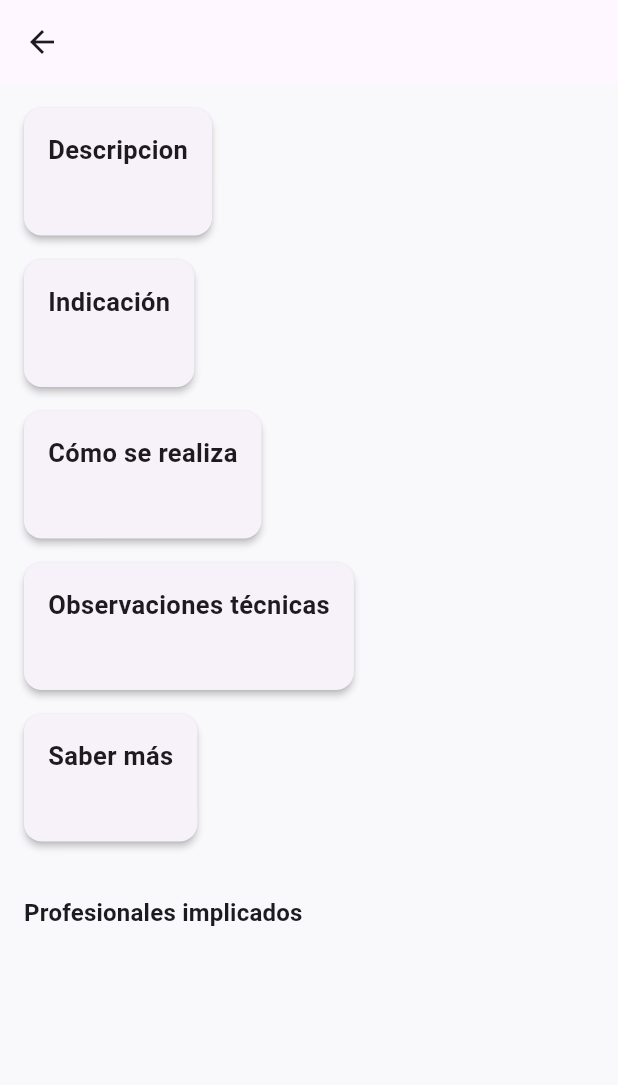
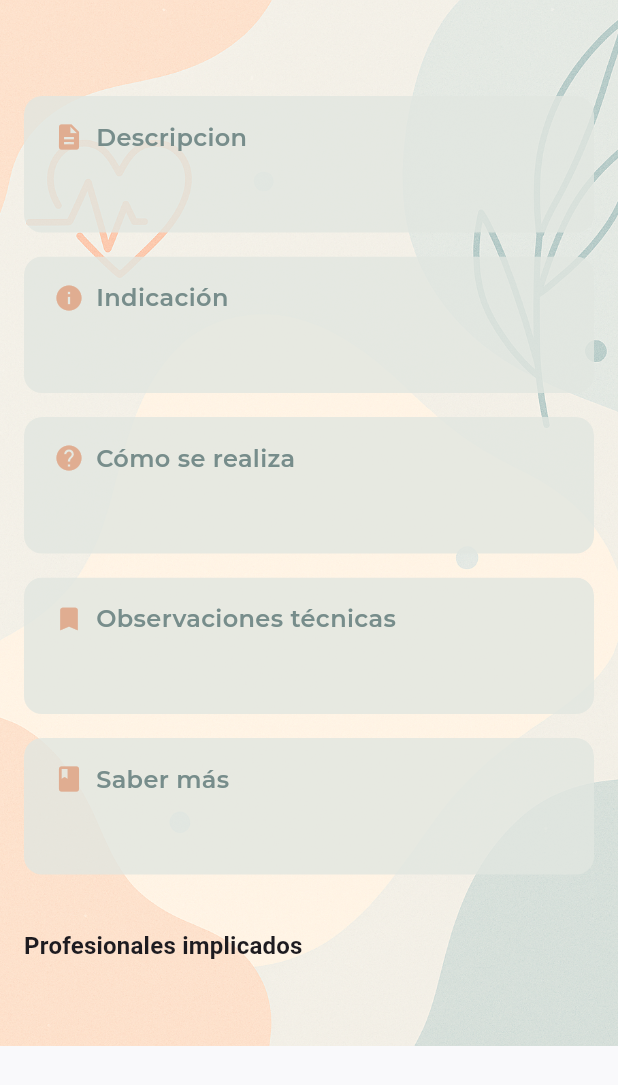
Before and after one commit to CodingAce99/app-rehabilitacion-hector, a Flutter app: the DetalleFichaScreen screen opened directly with empty values, on a phone screen of 412 x 824 dp. Shown: the top 1085 px of the screen. Run offline on Flutter 3.47's test engine with Material 3 defaults, Android fonts, the light colour scheme and no system bars; our stand-ins replace fl_chart, google_fonts, image_picker, shared_preferences, smooth_page_indicator, youtube_player_flutter; accounts and stored records are empty.

Commit message:
Añadido video_card widget para mostrar tarjetas con video thumbnail y título.

```diff
--- a/lib/features/terapias/screens/detalle_ficha_screen.dart
+++ b/lib/features/terapias/screens/detalle_ficha_screen.dart
@@ -1,45 +1,97 @@
 import 'package:flutter/material.dart';
-import 'package:youtube_player_flutter/youtube_player_flutter.dart';
+import 'package:google_fonts/google_fonts.dart';
+import 'dart:ui';
+
 import '../models/ficha_rehabilitación.dart';
-import 'package:url_launcher/url_launcher.dart';
-import '../widgets/video_ficha_player.dart';
+import '../../videos/widgets/video_card.dart';
+import 'package:app_rehab/features/videos/widgets/video_card.dart';
 
 // Pantalla que muestra el detalle completo de una ficha de rehabilitación
-class DetalleFichaScreen extends StatelessWidget {
+class DetalleFichaScreen extends StatefulWidget {
   // Almacena la información de la ficha de rehabilitación
   final FichaRehabilitacion ficha;
 
   // Constructor de clase
   const DetalleFichaScreen({Key? key, required this.ficha}) : super(key: key);
 
+  @override
+  State<DetalleFichaScreen> createState() => _DetalleFichaScreenState();
+}
+
+class _DetalleFichaScreenState extends State<DetalleFichaScreen> {
+  @override
+  void didChangeDependencies() {
+    super.didChangeDependencies();
+    precacheImage(
+      const AssetImage('assets/images/ficha_terapia_background.png'),
+      context,
+    );
+  }
+
   // Método build para construir la interfaz de usuario
   @override
   Widget build(BuildContext context) {
+    final ficha = widget.ficha;
     final theme = Theme.of(context); // Accedemos al tema actual para estilos
 
     return Scaffold(
-      appBar: AppBar(title: Text(ficha.titulo)),
-      body: SingleChildScrollView(
+      body: Stack(
+        children: [
+          Positioned.fill(
+            child: Image.asset(
+              "assets/images/ficha_terapia_background.png",
+              fit: BoxFit.cover,
+              errorBuilder: (context, error, stackTrace) {
+                return Container(
+                  color: Colors.grey,
+                ); // color de fondo de respaldo
+              },
+            ),
+          ),
+
+          SafeArea(
+            child: SingleChildScrollView(
               padding: const EdgeInsets.all(16),
               child: Column(
                 crossAxisAlignment: CrossAxisAlignment.start,
                 children: [
                   // Secciones principales de la ficha con su respectivo contenido
+                  Text(
+                    ficha.titulo,
+                    style: Theme.of(context).textTheme.headlineSmall?.copyWith(
+                      fontSize: 24,
+                      fontWeight: FontWeight.bold,
+                      color: const Color.fromARGB(255, 143, 170, 167),
+                    ),
+                  ),
+                  const SizedBox(height: 16),
+
                   _buildCard(
                     titulo: 'Descripcion',
                     contenido: ficha.descripcionTerapia,
+                    icono: Icons.description,
                   ),
-            _buildCard(titulo: 'Indicación', contenido: ficha.indicaciones),
+                  _buildCard(
+                    titulo: 'Indicación',
+                    contenido: ficha.indicaciones,
+                    icono: Icons.info,
+                  ),
 
                   _buildCard(
                     titulo: 'Cómo se realiza',
                     contenido: ficha.comoSeRealiza,
+                    icono: Icons.help,
                   ),
                   _buildCard(
                     titulo: 'Observaciones técnicas',
                     contenido: ficha.observacionesTecnica,
+                    icono: Icons.bookmark,
                   ),
-            _buildCard(titulo: 'Saber más', contenido: ficha.saberMas),
+                  _buildCard(
+                    titulo: 'Saber más',
+                    contenido: ficha.saberMas,
+                    icono: Icons.book,
+                  ),
 
                   const SizedBox(height: 20),
 
@@ -54,8 +106,10 @@ class DetalleFichaScreen extends StatelessWidget {
 
                   // Lista de profesionales mostrados como ListTile con ícono
                   ...ficha.quienesLaRealizan.map(
-              (p) =>
-                  ListTile(leading: Icon(Icons.person_outline), title: Text(p)),
+                    (p) => ListTile(
+                      leading: Icon(Icons.person_outline),
+                      title: Text(p),
+                    ),
                   ),
 
                   const SizedBox(height: 30),
@@ -64,35 +118,72 @@ class DetalleFichaScreen extends StatelessWidget {
                   if (ficha.videoURL.isNotEmpty)
                     Padding(
                       padding: const EdgeInsets.symmetric(vertical: 20),
-                child: VideoFichaPlayer(videoUrl: ficha.videoURL),
+                      child: VideoCard(
+                        videoUrl: ficha.videoURL,
+                        titulo: ficha.titulo,
+                      ),
                     ),
                 ],
               ),
+            ),
+          ),
+        ],
       ),
     );
   }
 
   // Método para construir una sección
-  Widget _buildCard({required titulo, required String contenido}) {
-    return Card(
+  Widget _buildCard({
+    required titulo,
+    required String contenido,
+    IconData? icono,
+  }) {
+    return ClipRRect(
+      borderRadius: BorderRadius.circular(12),
+      child: Card(
+        color: Color.fromARGB(255, 225, 230, 224).withOpacity(0.8),
         margin: const EdgeInsets.only(bottom: 16),
-      elevation: 2,
+        elevation: 0,
         shape: RoundedRectangleBorder(borderRadius: BorderRadius.circular(12)),
         child: Padding(
-        padding: const EdgeInsets.all(16),
+          padding: const EdgeInsets.symmetric(horizontal: 20, vertical: 16),
           child: Column(
             crossAxisAlignment: CrossAxisAlignment.start,
             children: [
-            Text(
+              Row(
+                children: [
+                  if (icono != null)
+                    Padding(
+                      padding: const EdgeInsets.only(right: 8),
+                      child: Icon(
+                        icono,
+                        color: Color.fromARGB(255, 224, 173, 145),
+                        size: 20,
+                      ),
+                    ),
+                  Expanded(
+                    child: Text(
                       titulo,
-              style: TextStyle(fontSize: 17, fontWeight: FontWeight.bold),
+                      style: GoogleFonts.montserrat(
+                        fontSize: 16,
+                        fontWeight: FontWeight.w600,
+                        color: Color.fromARGB(255, 119, 141, 139),
                       ),
-            const SizedBox(height: 8),
+                    ),
+                  ),
+                ],
+              ),
+
+              const SizedBox(height: 16),
               Text(
                 contenido,
-              style: TextStyle(fontSize: 15, color: Colors.grey[800]),
+                style: GoogleFonts.openSans(
+                  fontSize: 14,
+                  color: Colors.black87,
+                ),
               ),
             ],
+          ),
         ),
       ),
     );
--- a/pubspec.yaml
+++ b/pubspec.yaml
@@ -40,6 +40,8 @@ dependencies:
   image_picker: ^1.0.4
   url_launcher: ^6.2.4
   smooth_page_indicator: ^1.0.0
+  animations: ^2.0.0
+  google_fonts: ^6.1.0
 
   # The following adds the Cupertino Icons font to your application.
   # Use with the CupertinoIcons class for iOS style icons.
```
Also changed, not shown: lib/features/onboarding/screens/onboarding_screen.dart (+98 -64 lines), lib/features/terapias/widgets/video_ficha_player.dart (deleted, +0 -62 lines), lib/features/videos/widgets/video_card.dart (added, +66 -0 lines), assets/images/ficha_terapia_background.png (added), assets/images/onboarding_ilustration1.png (added), assets/images/onboarding_ilustration2.2.png (added), assets/images/onboarding_ilustration3.1.png (added), assets/images/onboarding_ilustration3.3.png (added), assets/images/onboarding_page1.png (deleted), pubspec.lock, 4 other files. Lines whose indentation alone changed are shown as unchanged.
